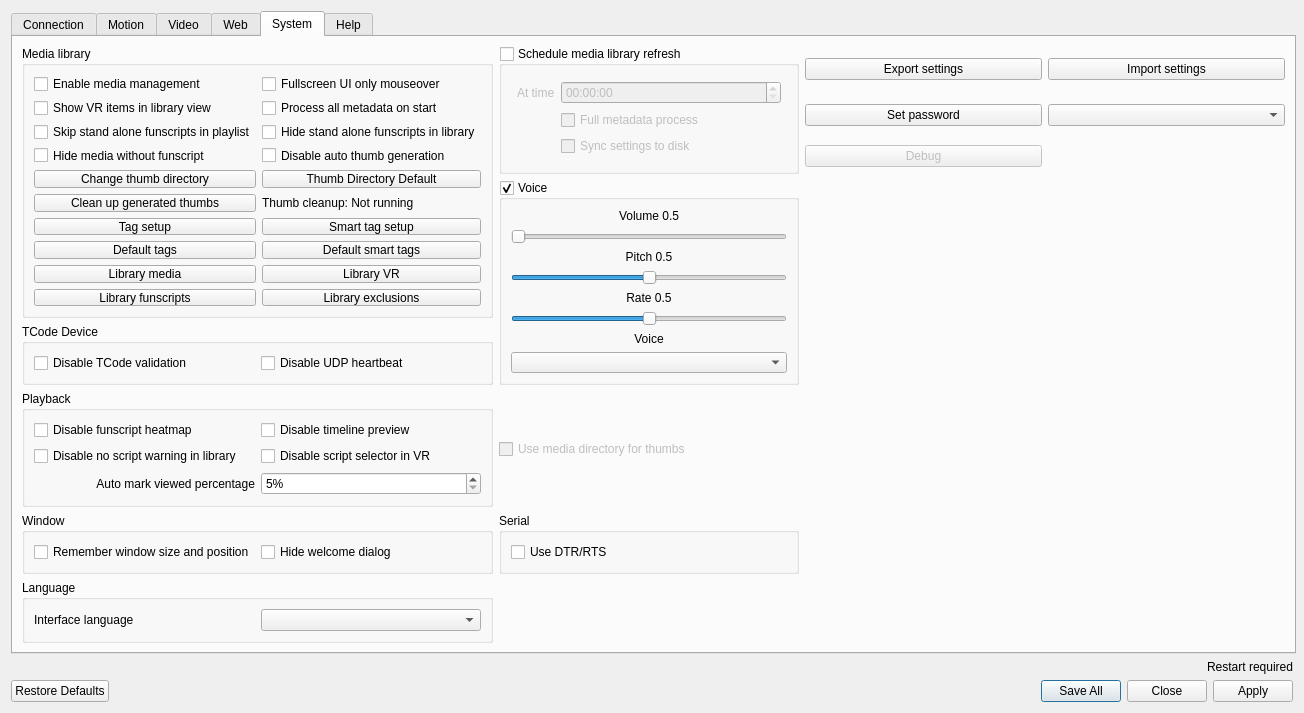
The window that src/settings.ui (jcfain/XTPlayer) describes before a commit, drawn with Qt 5.
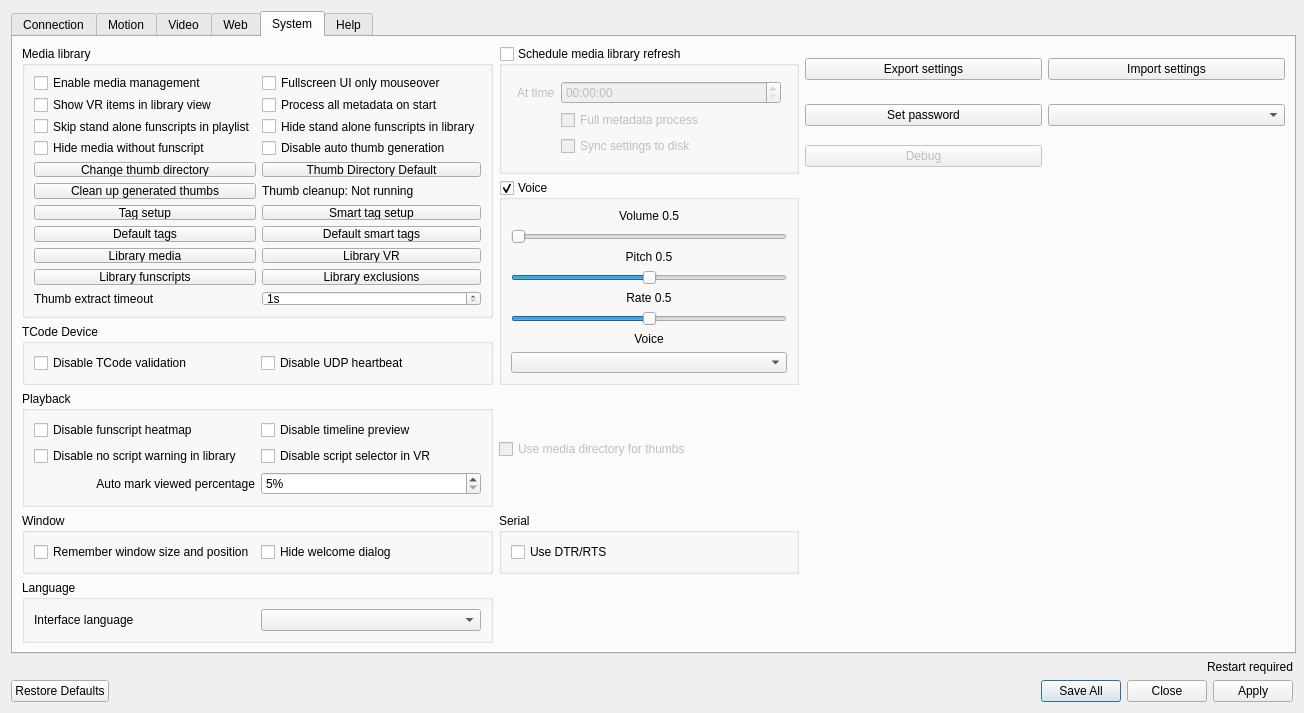
The same window after the commit. The open tabs and pages were chosen to show the change. Icons and pictures are not drawn. Custom widgets are drawn as their Qt base class.

Commit message: Add UI for new thumb timeout setting

Diff of the .ui file:
```diff
--- a/src/settings.ui
+++ b/src/settings.ui
@@ -1522,6 +1522,32 @@
               </property>
              </widget>
             </item>
+            <item row="10" column="0">
+             <widget class="QLabel" name="thumbExtractionTimeoutLabel">
+              <property name="toolTip">
+               <string>Time (in seconds) it takes a thumbnail extraction to timeout.</string>
+              </property>
+              <property name="text">
+               <string>Thumb extract timeout</string>
+              </property>
+             </widget>
+            </item>
+            <item row="10" column="1">
+             <widget class="XSpinBox" name="thumbExtractionTimeoutSpinBox">
+              <property name="toolTip">
+               <string>Time (in seconds) it takes a thumbnail extraction to timeout.</string>
+              </property>
+              <property name="suffix">
+               <string>s</string>
+              </property>
+              <property name="minimum">
+               <number>1</number>
+              </property>
+              <property name="maximum">
+               <number>300</number>
+              </property>
+             </widget>
+            </item>
            </layout>
           </item>
          </layout>
```
The commit also changes 2 other files.
